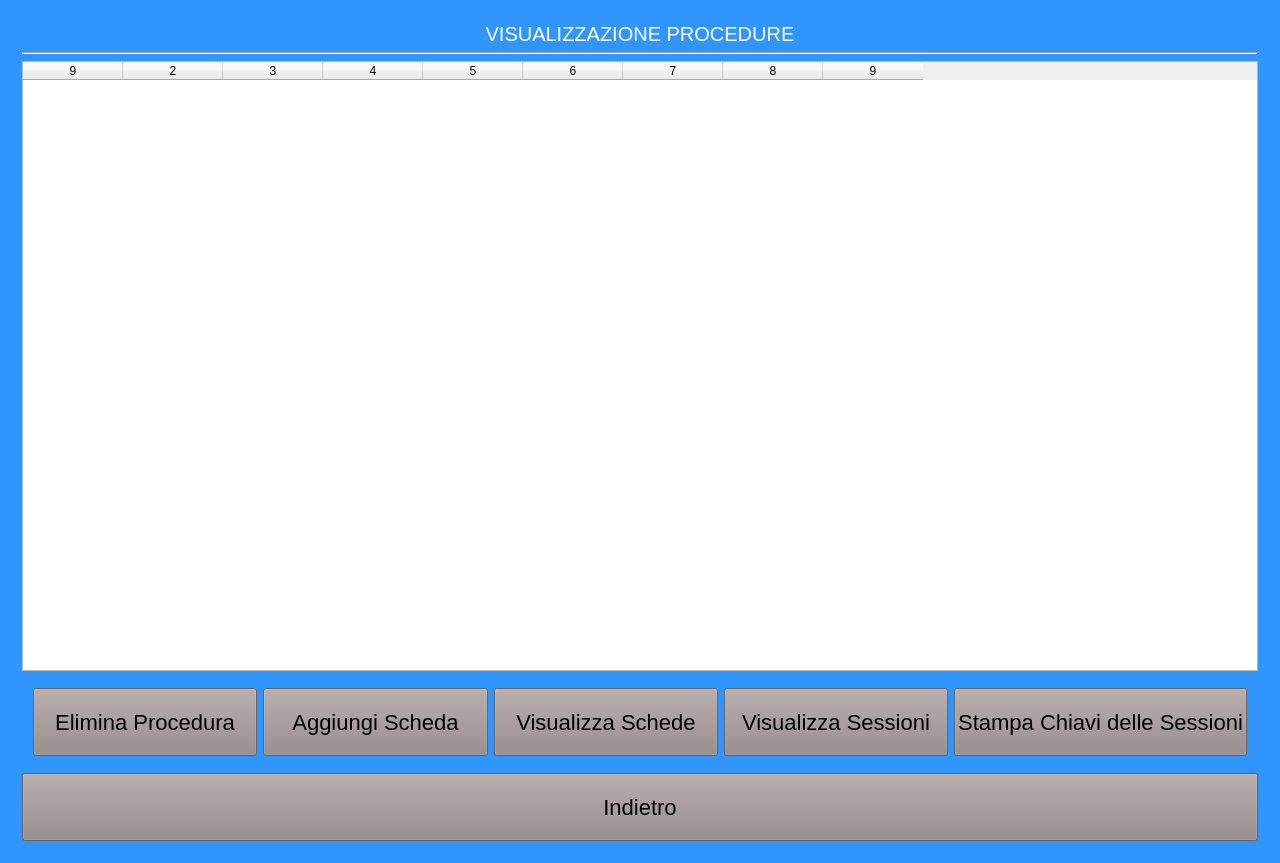
The window that mainwindowtecnico.ui (giuseppedifatta/sistemaTecnico) describes before a commit, drawn with Qt 5.
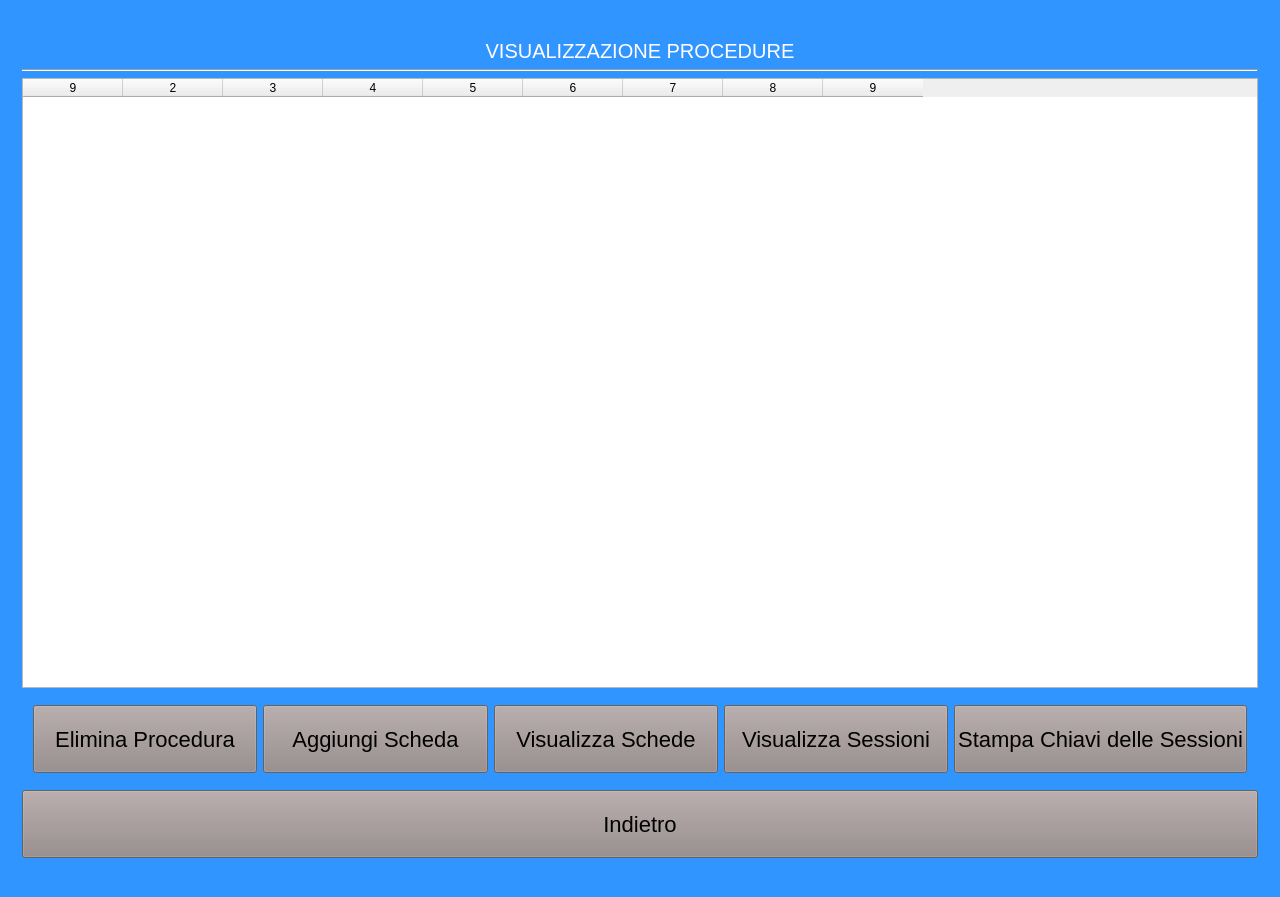
The same window after the commit. The open tabs and pages were chosen to show the change.

The edit to the form file:
```diff
--- a/mainwindowtecnico.ui
+++ b/mainwindowtecnico.ui
@@ -10,7 +10,7 @@
     <x>0</x>
     <y>0</y>
     <width>1280</width>
-    <height>720</height>
+    <height>897</height>
    </rect>
   </property>
   <property name="sizePolicy">
```
Left out of the diff: 2 changed lines with no effect on the pictures.
